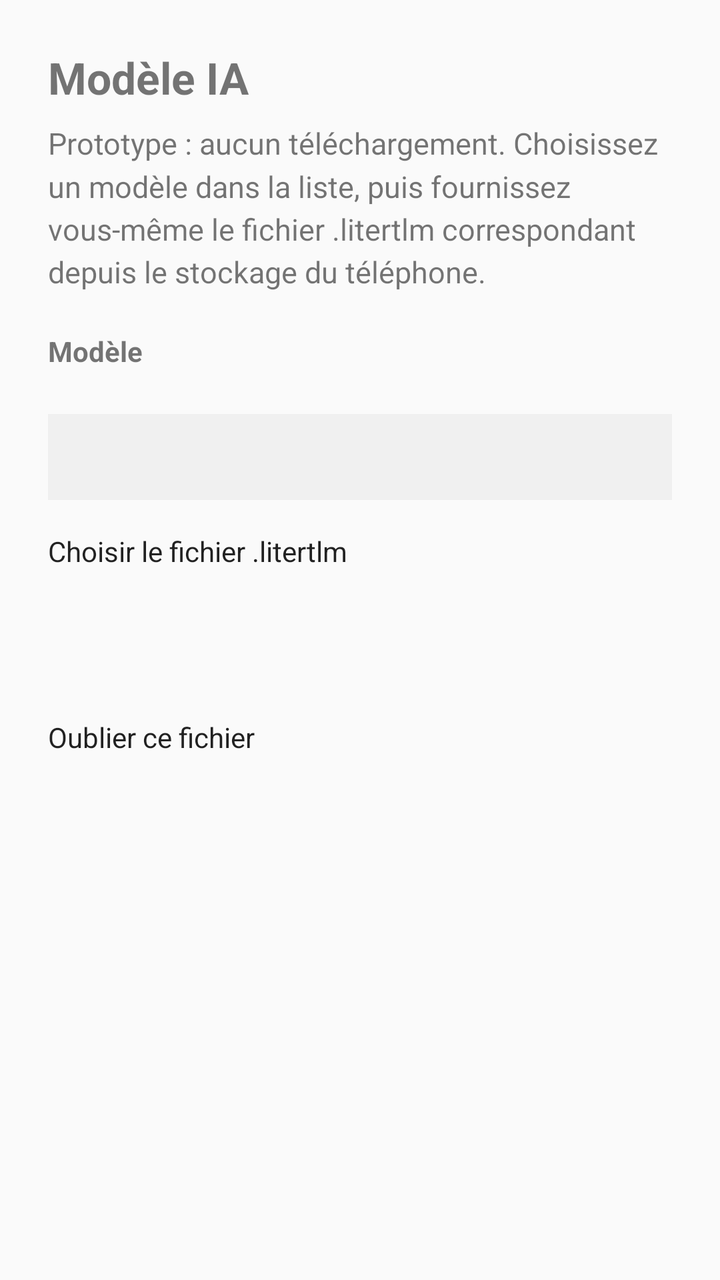
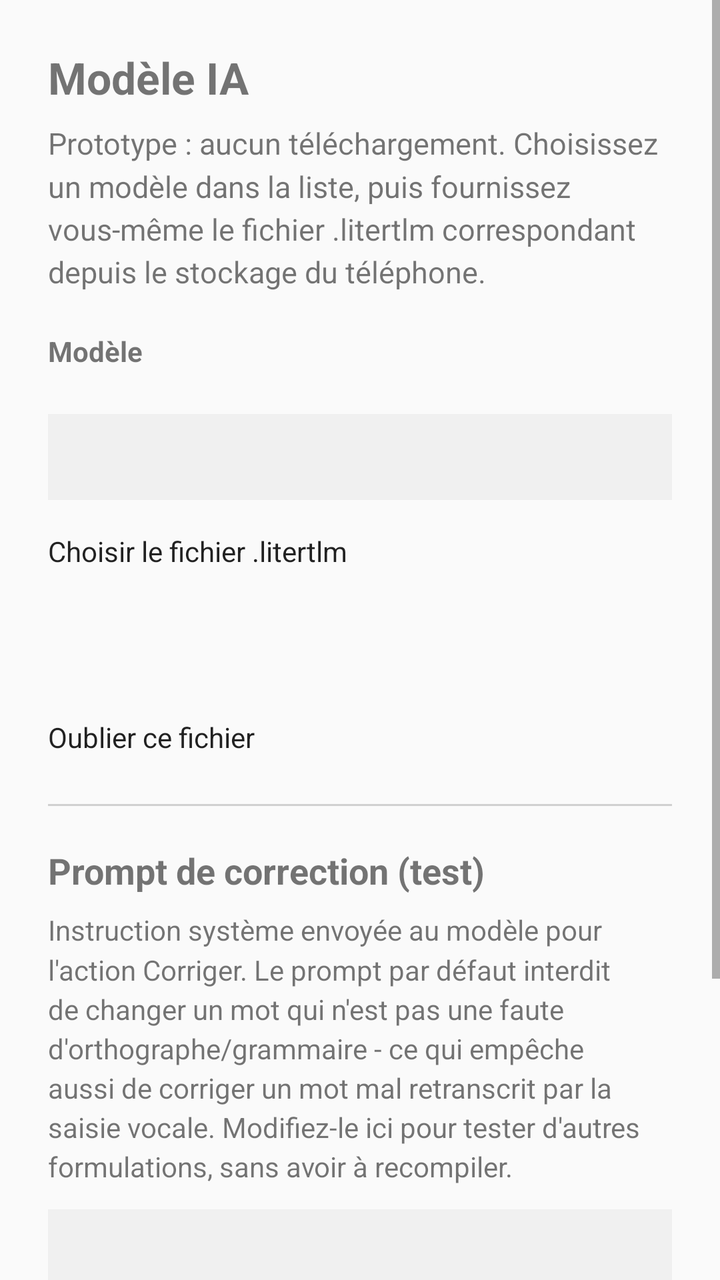

The first picture is an Android layout as it rendered before a commit; the second is the same layout after the commit. The layout source and the unified diff follow.
<!-- AndroidManifest.xml: application theme AppTheme -->
<!-- res/layout/activity_model_settings.xml -->
<?xml version="1.0" encoding="utf-8"?>
<ScrollView xmlns:android="http://schemas.android.com/apk/res/android"
    android:layout_width="match_parent"
    android:layout_height="match_parent">

    <LinearLayout
        android:layout_width="match_parent"
        android:layout_height="wrap_content"
        android:orientation="vertical"
        android:padding="24dp">

        <TextView
            android:layout_width="wrap_content"
            android:layout_height="wrap_content"
            android:text="@string/model_settings_title"
            android:textSize="22sp"
            android:textStyle="bold"
            android:layout_marginBottom="8dp" />

        <TextView
            android:layout_width="match_parent"
            android:layout_height="wrap_content"
            android:text="@string/model_settings_description"
            android:textSize="15sp"
            android:lineSpacingMultiplier="1.2"
            android:layout_marginBottom="20dp" />

        <TextView
            android:layout_width="wrap_content"
            android:layout_height="wrap_content"
            android:text="@string/model_settings_spinner_label"
            android:textStyle="bold"
            android:layout_marginBottom="6dp" />

        <Spinner
            android:id="@+id/spinner_model"
            android:layout_width="match_parent"
            android:layout_height="wrap_content"
            android:layout_marginBottom="16dp" />

        <TextView
            android:id="@+id/text_model_info"
            android:layout_width="match_parent"
            android:layout_height="wrap_content"
            android:textSize="14sp"
            android:lineSpacingMultiplier="1.2"
            android:background="#F0F0F0"
            android:padding="12dp"
            android:layout_marginBottom="16dp" />

        <Button
            android:id="@+id/button_pick_file"
            android:layout_width="match_parent"
            android:layout_height="wrap_content"
            android:text="@string/model_settings_pick_file" />

        <TextView
            android:id="@+id/text_current_file"
            android:layout_width="match_parent"
            android:layout_height="wrap_content"
            android:textSize="14sp"
            android:lineSpacingMultiplier="1.2"
            android:layout_marginTop="12dp" />

        <TextView
            android:id="@+id/text_size_warning"
            android:layout_width="match_parent"
            android:layout_height="wrap_content"
            android:textSize="14sp"
            android:textColor="#B23C00"
            android:lineSpacingMultiplier="1.2"
            android:layout_marginTop="8dp" />

        <Button
            android:id="@+id/button_forget_file"
            android:layout_width="match_parent"
            android:layout_height="wrap_content"
            android:layout_marginTop="16dp"
            android:text="@string/model_settings_forget_file" />

    </LinearLayout>
</ScrollView>
<!-- resources referenced by this layout -->
<resources>
  <string name="model_settings_description">Prototype : aucun téléchargement. Choisissez un modèle dans la liste, puis fournissez vous-même le fichier .litertlm correspondant depuis le stockage du téléphone.</string>
  <string name="model_settings_forget_file">Oublier ce fichier</string>
  <string name="model_settings_pick_file">Choisir le fichier .litertlm</string>
  <string name="model_settings_spinner_label">Modèle</string>
  <string name="model_settings_title">Modèle IA</string>
  <style name="AppTheme" parent="android:Theme.Material.Light.DarkActionBar">
          <item name="android:colorAccent">#5A7FD4</item>
      </style>
</resources>

<!-- the commit's change to res/layout/activity_model_settings.xml (unified diff, before → after) -->
@@ -78,5 +78,61 @@
             android:layout_marginTop="16dp"
             android:text="@string/model_settings_forget_file" />
 
+        <View
+            android:layout_width="match_parent"
+            android:layout_height="1dp"
+            android:layout_marginTop="24dp"
+            android:layout_marginBottom="20dp"
+            android:background="#D0D0D0" />
+
+        <TextView
+            android:layout_width="wrap_content"
+            android:layout_height="wrap_content"
+            android:text="@string/correction_prompt_title"
+            android:textSize="18sp"
+            android:textStyle="bold"
+            android:layout_marginBottom="8dp" />
+
+        <TextView
+            android:layout_width="match_parent"
+            android:layout_height="wrap_content"
+            android:text="@string/correction_prompt_description"
+            android:textSize="14sp"
+            android:lineSpacingMultiplier="1.2"
+            android:layout_marginBottom="12dp" />
+
+        <EditText
+            android:id="@+id/edit_correction_prompt"
+            android:layout_width="match_parent"
+            android:layout_height="wrap_content"
+            android:minLines="6"
+            android:gravity="top|start"
+            android:inputType="textMultiLine"
+            android:background="#F0F0F0"
+            android:padding="12dp"
+            android:textSize="14sp"
+            android:layout_marginBottom="12dp" />
+
+        <Button
+            android:id="@+id/button_save_prompt"
+            android:layout_width="match_parent"
+            android:layout_height="wrap_content"
+            android:text="@string/correction_prompt_save" />
+
+        <Button
+            android:id="@+id/button_reset_prompt"
+            android:layout_width="match_parent"
+            android:layout_height="wrap_content"
+            android:layout_marginTop="8dp"
+            android:text="@string/correction_prompt_reset" />
+
+        <TextView
+            android:id="@+id/text_prompt_status"
+            android:layout_width="match_parent"
+            android:layout_height="wrap_content"
+            android:textSize="13sp"
+            android:textStyle="italic"
+            android:layout_marginTop="8dp" />
+
     </LinearLayout>
 </ScrollView>
<!-- resource entries referenced after the edit -->
@@ -1,5 +1,9 @@
 <!-- resources referenced by this layout -->
 <resources>
+  <string name="correction_prompt_description">Instruction système envoyée au modèle pour l\'action "Corriger". Le prompt par défaut interdit de changer un mot qui n\'est pas une faute d\'orthographe/grammaire - ce qui empêche aussi de corriger un mot mal retranscrit par la saisie vocale. Modifiez-le ici pour tester d\'autres formulations, sans avoir à recompiler.</string>
+  <string name="correction_prompt_reset">Réinitialiser au prompt par défaut</string>
+  <string name="correction_prompt_save">Enregistrer ce prompt</string>
+  <string name="correction_prompt_title">Prompt de correction (test)</string>
   <string name="model_settings_description">Prototype : aucun téléchargement. Choisissez un modèle dans la liste, puis fournissez vous-même le fichier .litertlm correspondant depuis le stockage du téléphone.</string>
   <string name="model_settings_forget_file">Oublier ce fichier</string>
   <string name="model_settings_pick_file">Choisir le fichier .litertlm</string>
